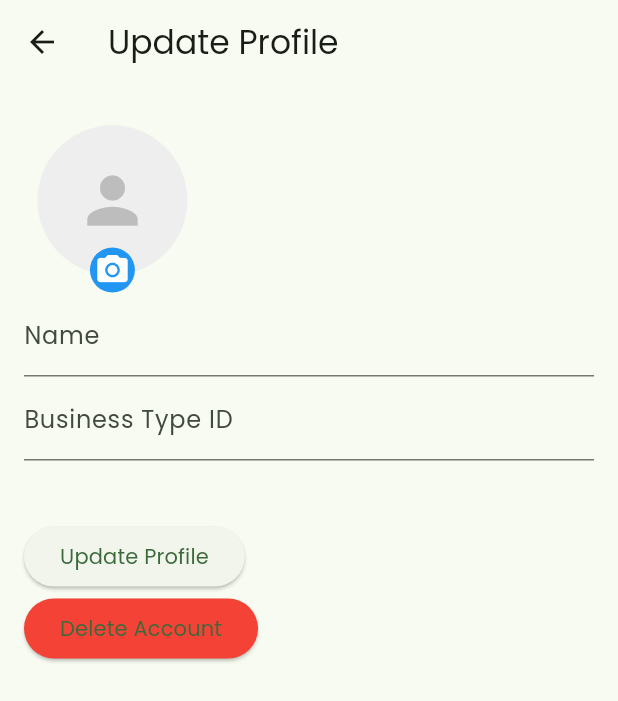
After one commit to Sayeed-Maheen/RetinaSoft-Skill-Test-App, a Flutter app: the ProfileUpdateScreen screen opened directly, after a tap on the "camera alt" icon, on a phone screen of 412 x 824 dp. The commit adds this screen. Shown: the top 701 px of the screen. Run offline on Flutter 3.47's test engine with Material 3 defaults, Android fonts, the phone set to English and light mode, and no system bars; our stand-ins replace flutter_screenutil, flutter_svg, fluttertoast, gap, get, image_picker and 1 more; accounts and stored records are empty; network calls fail.

Commit message:
18.05.24

```diff
--- /dev/null
+++ b/lib/screens/profile_update_screen.dart
@@ -0,0 +1,172 @@
+// profile_update_screen.dart
+import 'dart:io';
+
+import 'package:flutter/material.dart';
+import 'package:flutter_screenutil/flutter_screenutil.dart';
+import 'package:get/get.dart';
+import 'package:image_picker/image_picker.dart';
+import 'package:skill_test_app/screens/login_screen.dart';
+
+import '../controllers/user_profile_controller.dart';
+
+class ProfileUpdateScreen extends StatefulWidget {
+  const ProfileUpdateScreen({super.key});
+
+  @override
+  State<ProfileUpdateScreen> createState() => _ProfileUpdateScreenState();
+}
+
+class _ProfileUpdateScreenState extends State<ProfileUpdateScreen> {
+  final ProfileController controller = Get.put(ProfileController());
+
+  final TextEditingController _nameController = TextEditingController();
+  final TextEditingController _businessTypeIdController =
+      TextEditingController();
+  String selectedImagePath = '';
+  @override
+  Widget build(BuildContext context) {
+    return Scaffold(
+      appBar: AppBar(
+        title: Text('Update Profile'),
+      ),
+      body: Padding(
+        padding: const EdgeInsets.all(16.0),
+        child: Column(
+          crossAxisAlignment: CrossAxisAlignment.start,
+          children: [
+            ProfilePhotoChangeModel(
+              selectedImagePath: selectedImagePath,
+              onImageSelected: (imagePath) {
+                setState(() {
+                  selectedImagePath = imagePath;
+                });
+              },
+            ),
+            TextFormField(
+              controller: _nameController,
+              decoration: InputDecoration(labelText: 'Name'),
+            ),
+            TextFormField(
+              controller: _businessTypeIdController,
+              keyboardType: TextInputType.number,
+              decoration: InputDecoration(labelText: 'Business Type ID'),
+            ),
+            SizedBox(height: 20),
+            SizedBox(height: 20),
+            ElevatedButton(
+              onPressed: () async {
+                await controller.updateProfile(
+                  name: _nameController.text,
+                  businessTypeId:
+                      int.tryParse(_businessTypeIdController.text) ?? 0,
+                  imagePath: selectedImagePath,
+                );
+                Get.back();
+              },
+              child: Text('Update Profile'),
+            ),
+            ElevatedButton(
+              onPressed: () async {
+                bool confirmed = await _showConfirmationDialog(context);
+                if (confirmed) {
+                  await controller.deleteAccount();
+                  Get.offAll(
+                      LoginScreen()); // Ensure this matches the route name defined in your routing setup
+                }
+              },
+              style: ElevatedButton.styleFrom(primary: Colors.red),
+              child: Text('Delete Account'),
+            ),
+          ],
+        ),
+      ),
+    );
+  }
+
+  Future<bool> _showConfirmationDialog(BuildContext context) async {
+    return await showDialog<bool>(
+          context: context,
+          builder: (context) => AlertDialog(
+            title: Text('Delete Account'),
+            content: Text(
+                'Are you sure you want to delete your account? This action cannot be undone.'),
+            actions: [
+              TextButton(
+                onPressed: () => Navigator.of(context).pop(false),
+                child: Text('Cancel'),
+              ),
+              TextButton(
+                onPressed: () => Navigator.of(context).pop(true),
+                child: Text('Delete'),
+              ),
+            ],
+          ),
+        ) ??
+        false;
+  }
+}
+
+class ProfilePhotoChangeModel extends StatelessWidget {
+  final String selectedImagePath;
+  final Function(String) onImageSelected;
+
+  const ProfilePhotoChangeModel({
+    required this.selectedImagePath,
+    required this.onImageSelected,
+    Key? key,
+  }) : super(key: key);
+
+  @override
+  Widget build(BuildContext context) {
+    return SizedBox(
+      height: 103.h,
+      width: 103.w,
+      child: Stack(
+        alignment: Alignment.bottomCenter,
+        children: [
+          Center(
+            child: Container(
+              height: 100,
+              width: 100,
+              decoration: BoxDecoration(
+                shape: BoxShape.circle,
+                color: Colors.grey[200],
+              ),
+              child: selectedImagePath.isEmpty
+                  ? Icon(Icons.person, size: 50, color: Colors.grey[400])
+                  : ClipOval(
+                      child: Image.file(
+                        File(selectedImagePath),
+                        height: 100,
+                        width: 100,
+                        fit: BoxFit.cover,
+                      ),
+                    ),
+            ),
+          ),
+          GestureDetector(
+            onTap: () async {
+              String imagePath = await selectImageFromGallery();
+              onImageSelected(imagePath);
+            },
+            child: Container(
+              height: 30,
+              width: 30,
+              decoration: BoxDecoration(
+                shape: BoxShape.circle,
+                color: Colors.blue,
+              ),
+              child: Icon(Icons.camera_alt, color: Colors.white),
+            ),
+          ),
+        ],
+      ),
+    );
+  }
+
+  Future<String> selectImageFromGallery() async {
+    final pickedFile =
+        await ImagePicker().pickImage(source: ImageSource.gallery);
+    return pickedFile?.path ?? '';
+  }
+}
--- a/pubspec.yaml
+++ b/pubspec.yaml
@@ -44,6 +44,8 @@ dependencies:
   gap: ^3.0.1
   intl_phone_field: ^3.2.0
   flutter_svg: ^2.0.10+1
+  image_picker:
+  dotted_border: ^2.1.0
 
 dev_dependencies:
   flutter_test:
```
Also changed, not shown: lib/controllers/profile_update_controller.dart (added, +70 -0 lines), lib/controllers/user_profile_controller.dart (+95 -0 lines), lib/screens/profile_screen.dart (+18 -32 lines), pubspec.lock, 5 other files.
